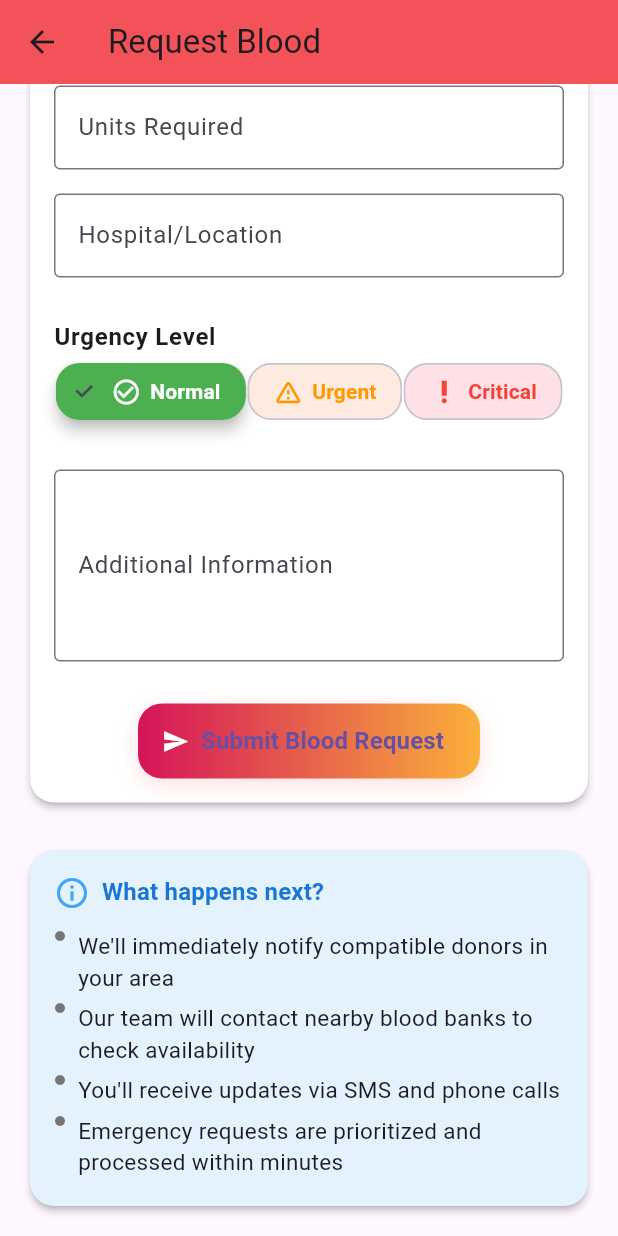
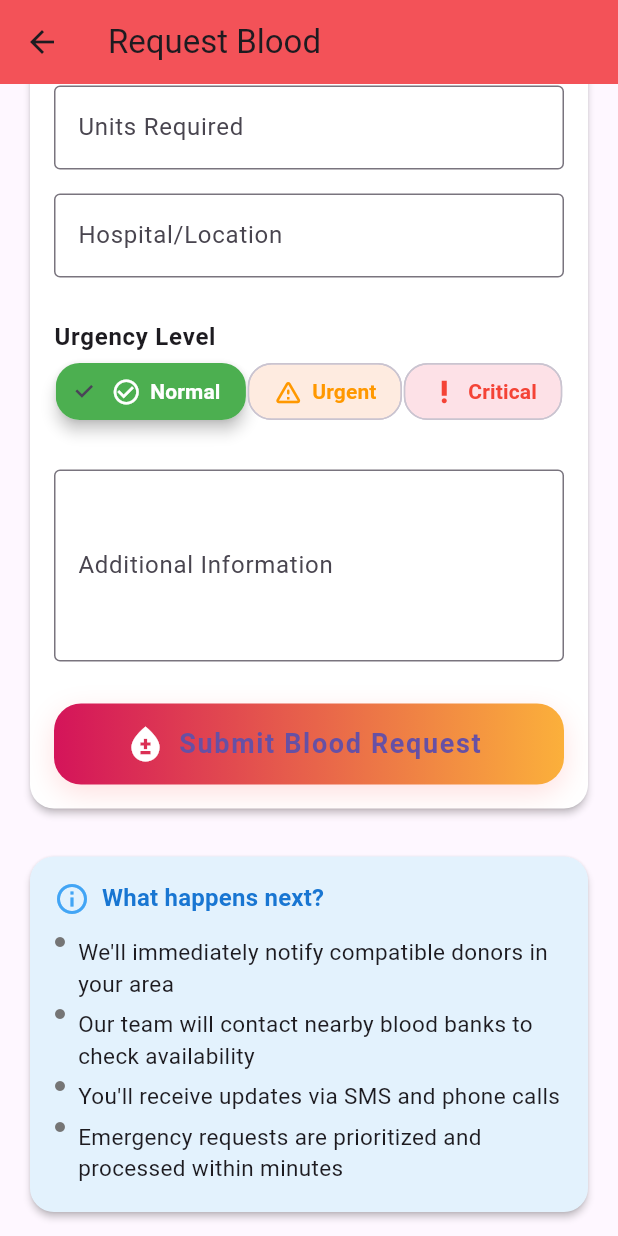
Before and after one commit to Antarik06/Life_Link, a Flutter app: the RequestBlood screen opened directly, scrolled down 431 dp, on a phone screen of 412 x 824 dp. Run offline on Flutter 3.47's test engine with Material 3 defaults, Android fonts, the light colour scheme and no system bars; our stand-ins replace lottie, shared_preferences; accounts and stored records are empty.

Commit message:
app_commit02

```diff
--- a/lib/Screens/request_blood.dart
+++ b/lib/Screens/request_blood.dart
@@ -126,7 +126,7 @@ class _RequestBloodPageState extends State<RequestBlood> {
                         const SizedBox(height: 20),
                         Center(
                           child: AnimatedScale(
-                            scale: isSubmitting ? 0.98 : 1.0,
+                            scale: isSubmitting ? 0.97 : 1.0,
                             duration: const Duration(milliseconds: 120),
                             child: GestureDetector(
                               onTapDown:
@@ -136,6 +136,7 @@ class _RequestBloodPageState extends State<RequestBlood> {
                               onTapCancel:
                                   () => setState(() => isSubmitting = false),
                               child: Container(
+                                width: double.infinity,
                                 decoration: BoxDecoration(
                                   gradient: const LinearGradient(
                                     colors: [
@@ -145,12 +146,12 @@ class _RequestBloodPageState extends State<RequestBlood> {
                                     begin: Alignment.centerLeft,
                                     end: Alignment.centerRight,
                                   ),
-                                  borderRadius: BorderRadius.circular(16),
+                                  borderRadius: BorderRadius.circular(18),
                                   boxShadow: [
                                     BoxShadow(
                                       color: Colors.redAccent.withOpacity(0.18),
-                                      blurRadius: 12,
-                                      offset: const Offset(0, 4),
+                                      blurRadius: 16,
+                                      offset: const Offset(0, 6),
                                     ),
                                   ],
                                 ),
@@ -158,28 +159,30 @@ class _RequestBloodPageState extends State<RequestBlood> {
                                   icon:
                                       isSubmitting
                                           ? const SizedBox(
-                                            width: 20,
-                                            height: 20,
+                                            width: 24,
+                                            height: 24,
                                             child: CircularProgressIndicator(
                                               color: Colors.white,
                                               strokeWidth: 2.2,
                                             ),
                                           )
                                           : const Icon(
-                                            Icons.send,
+                                            Icons.bloodtype,
                                             color: Colors.white,
+                                            size: 28,
                                           ),
                                   label: Padding(
                                     padding: const EdgeInsets.symmetric(
-                                      vertical: 2.0,
+                                      vertical: 4.0,
                                     ),
                                     child: Text(
                                       isSubmitting
                                           ? "Submitting..."
                                           : "Submit Blood Request",
                                       style: const TextStyle(
-                                        fontSize: 16,
+                                        fontSize: 18,
                                         fontWeight: FontWeight.bold,
+                                        letterSpacing: 1.1,
                                       ),
                                     ),
                                   ),
@@ -211,12 +214,12 @@ class _RequestBloodPageState extends State<RequestBlood> {
                                             }
                                           },
                                   style: ElevatedButton.styleFrom(
-                                    minimumSize: const Size(220, 50),
+                                    minimumSize: const Size.fromHeight(54),
                                     backgroundColor: Colors.transparent,
                                     shadowColor: Colors.transparent,
                                     elevation: 0,
                                     shape: RoundedRectangleBorder(
-                                      borderRadius: BorderRadius.circular(16),
+                                      borderRadius: BorderRadius.circular(18),
                                     ),
                                   ),
                                 ),
```
Also changed, not shown: 1 other file.
